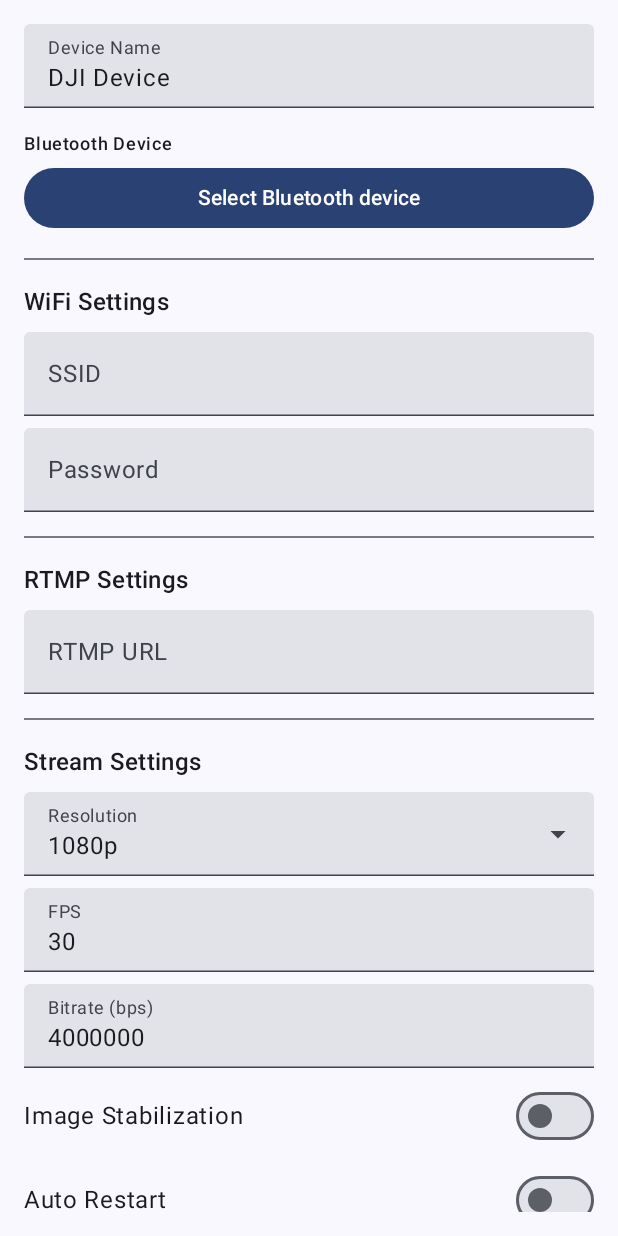
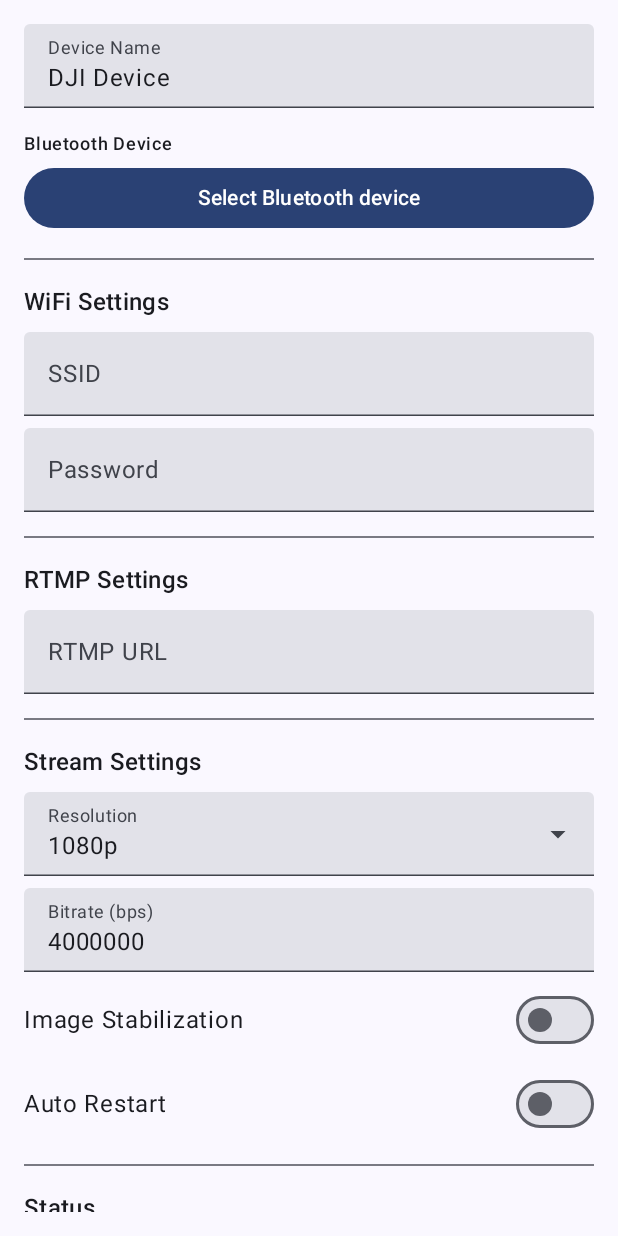
Before and after one commit to dimadesu/dji-remote, an Android app built with Jetpack Compose: the composable DjiDeviceSettingsScreen shown on its own in the app's theme, on a phone screen of 412 x 824 dp. Run offline under Robolectric (Android 15) with nearby library versions, the phone set to English and light mode, and no system bars.

Commit message:
Delete FPS field from UI

```diff
--- a/app/src/main/java/com/dimadesu/djiremote/ui/dji/DjiDeviceSettingsScreen.kt
+++ b/app/src/main/java/com/dimadesu/djiremote/ui/dji/DjiDeviceSettingsScreen.kt
@@ -24,7 +24,6 @@ fun DjiDeviceSettingsScreen(
     var rtmpUrl by remember { mutableStateOf(device.customRtmpUrl) }
     var resolution by remember { mutableStateOf(device.resolution) }
     var bitrate by remember { mutableStateOf(device.bitrate.toString()) }
-    var fps by remember { mutableStateOf(device.fps.toString()) }
     var imageStabilization by remember { mutableStateOf(device.imageStabilization) }
     var autoRestart by remember { mutableStateOf(device.autoRestartStream) }
     var expandedResolution by remember { mutableStateOf(false) }
@@ -145,15 +144,6 @@ fun DjiDeviceSettingsScreen(
         Spacer(modifier = Modifier.height(8.dp))
 
         TextField(
-            value = fps,
-            onValueChange = { fps = it },
-            label = { Text("FPS") },
-            modifier = Modifier.fillMaxWidth()
-        )
-
-        Spacer(modifier = Modifier.height(8.dp))
-
-        TextField(
             value = bitrate,
             onValueChange = { bitrate = it },
             label = { Text("Bitrate (bps)") },
@@ -224,7 +214,6 @@ fun DjiDeviceSettingsScreen(
                     device.wifiPassword = password
                     device.customRtmpUrl = rtmpUrl
                     device.resolution = resolution
-                    device.fps = fps.toIntOrNull() ?: 30
                     device.bitrate = bitrate.toIntOrNull() ?: 4_000_000
                     device.imageStabilization = imageStabilization
                     device.autoRestartStream = autoRestart
@@ -245,7 +234,6 @@ fun DjiDeviceSettingsScreen(
                         device.wifiPassword = password
                         device.customRtmpUrl = rtmpUrl
                         device.resolution = resolution
-                        device.fps = fps.toIntOrNull() ?: 30
                         device.bitrate = bitrate.toIntOrNull() ?: 4_000_000
                         device.imageStabilization = imageStabilization
                         device.autoRestartStream = autoRestart
```
